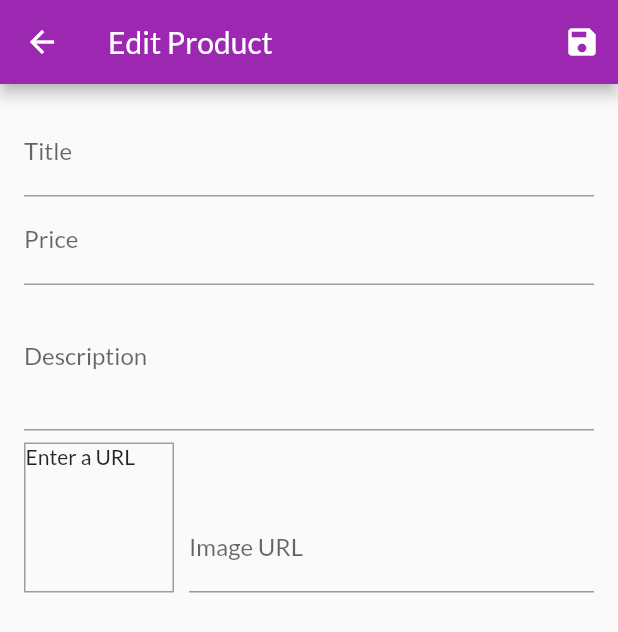
After one commit to eloicasamayor/myshop, a Flutter app: the EditProductScreen screen opened by its route, on a phone screen of 412 x 824 dp. The commit adds this screen. Shown: the top 632 px of the screen. Run offline on Flutter 3.47's test engine with Material 2 defaults, Android fonts, the phone set to English and light mode, and no system bars; network calls fail.

Commit message:
added edit_product_screen

```diff
--- a/lib/main.dart
+++ b/lib/main.dart
@@ -9,6 +9,8 @@
 import './screens/products_overview_screen.dart';
 import './screens/cart_screen.dart';
 import './screens/orders_screen.dart';
+import './screens/user_products_screen.dart';
+import './screens/edit_product_screen.dart';
 
 void main() => runApp(MyApp());
 
@@ -52,6 +54,8 @@
           ProductDetailScreen.routeName: (ctx) => ProductDetailScreen(),
           CartScreen.routeName: (ctx) => CartScreen(),
           OrdersScreen.routeName: (ctx) => OrdersScreen(),
+          UserProductsScreen.routeName: (ctx) => UserProductsScreen(),
+          EditProductScreen.routeName: (ctx) => EditProductScreen(),
         },
       ),
     );
--- /dev/null
+++ b/lib/screens/edit_product_screen.dart
@@ -0,0 +1,168 @@
+import 'package:flutter/material.dart';
+
+import '../providers/product.dart';
+
+class EditProductScreen extends StatefulWidget {
+  static const routeName = 'edit-product';
+  @override
+  _EditProductScreenState createState() => _EditProductScreenState();
+}
+
+class _EditProductScreenState extends State<EditProductScreen> {
+  final _imageUrlController = TextEditingController();
+  final _imageUrlFocusNode = FocusNode();
+  // GlobalKey es una clase que nos permite interactuar con el State del widget Form
+  // tenemos que crear la instancia de GlobalKey<FormState>() y asociarla al Form con el argumento key
+  final _form = GlobalKey<FormState>();
+  var _editedProduct = Product(
+    id: null,
+    title: '',
+    price: 0,
+    description: '',
+    imageUrl: '',
+  );
+
+  @override
+  void initState() {
+    _imageUrlController.addListener(_updateImageUrl);
+    super.initState();
+  }
+
+  void _updateImageUrl() {
+    if (!_imageUrlFocusNode.hasFocus) {
+      setState(() {});
+    }
+  }
+
+// el método dispose se llama cuando el widget se elimina del widget tree. nos sirve para liberar memoria de objetos que ya no necesitamos. y para resetear variables a su valor por defecto.
+  @override
+  void dispose() {
+    _imageUrlFocusNode.removeListener(_updateImageUrl);
+    _imageUrlController.dispose();
+    _imageUrlFocusNode.dispose();
+    super.dispose();
+  }
+
+  void _saveForm() {
+    // podemos acceder al estado del form a través de la globalkey que hemos creado y asociado al form
+    _form.currentState.save();
+    // .save() llamará el método onSaved en cada formField que hará lo que le digamos
+    print(_editedProduct.title);
+    print(_editedProduct.price);
+    print(_editedProduct.description);
+    print(_editedProduct.imageUrl);
+  }
+
+  @override
+  Widget build(BuildContext context) {
+    return Scaffold(
+      appBar: AppBar(
+        title: Text('Edit Product'),
+        actions: [IconButton(icon: Icon(Icons.save), onPressed: _saveForm)],
+      ),
+      // el widget Form() es invisible pero aporta muchas funcionalidades para manejar formularios
+      body: Padding(
+        padding: EdgeInsets.all(16),
+        child: Form(
+          key: _form,
+          child: SingleChildScrollView(
+            child: Column(children: [
+              TextFormField(
+                decoration: InputDecoration(labelText: 'Title'),
+                textInputAction: TextInputAction.next,
+                onSaved: (value) {
+                  // tenemos que crear una nueva instancia del product ya que todas las propiedades son finals
+                  // con lo cual no podemos reasignar una propiedad una vez ya se ha creado
+                  // pero podemos crear una nueva instancia de product y sobreescribir el valor de _editedProduct
+                  _editedProduct = Product(
+                    id: _editedProduct.id,
+                    title: value,
+                    description: _editedProduct.description,
+                    price: _editedProduct.price,
+                    imageUrl: _editedProduct.imageUrl,
+                  );
+                },
+              ),
+              TextFormField(
+                decoration: InputDecoration(labelText: 'Price'),
+                textInputAction: TextInputAction.next,
+                keyboardType: TextInputType.number,
+                onSaved: (value) {
+                  _editedProduct = Product(
+                    id: _editedProduct.id,
+                    title: _editedProduct.title,
+                    description: _editedProduct.description,
+                    price: double.parse(value),
+                    imageUrl: _editedProduct.imageUrl,
+                  );
+                },
+              ),
+              TextFormField(
+                decoration: InputDecoration(labelText: 'Description'),
+                maxLines: 3,
+                keyboardType: TextInputType.multiline,
+                textInputAction: TextInputAction.next,
+                onSaved: (value) {
+                  _editedProduct = Product(
+                    id: _editedProduct.id,
+                    title: _editedProduct.title,
+                    description: value,
+                    price: _editedProduct.price,
+                    imageUrl: _editedProduct.imageUrl,
+                  );
+                },
+              ),
+              Row(
+                crossAxisAlignment: CrossAxisAlignment.end,
+                children: [
+                  Container(
+                    width: 100,
+                    height: 100,
+                    margin: EdgeInsets.only(
+                      top: 8,
+                      right: 10,
+                    ),
+                    decoration: BoxDecoration(
+                      border: Border.all(width: 1, color: Colors.grey),
+                    ),
+                    child: _imageUrlController.text.isEmpty
+                        ? Text('Enter a URL')
+                        : FittedBox(
+                            child: Image.network(
+                              _imageUrlController.text,
+                              fit: BoxFit.cover,
+                            ),
+                          ),
+                  ),
+                  Expanded(
+                    child: TextFormField(
+                      decoration: InputDecoration(labelText: 'Image URL'),
+                      keyboardType: TextInputType.url,
+                      textInputAction: TextInputAction.done,
+                      // cuando trabajamos con Form() no hace falta crear los controllers para cada input
+                      // pero en este caso nos interesa para previsualizar la imagen antes del submit.
+                      controller: _imageUrlController,
+                      focusNode: _imageUrlFocusNode,
+                      onFieldSubmitted: (_) {
+                        _saveForm();
+                      },
+                      onSaved: (value) {
+                        _editedProduct = Product(
+                          id: _editedProduct.id,
+                          title: _editedProduct.title,
+                          description: _editedProduct.description,
+                          price: _editedProduct.price,
+                          imageUrl: value,
+                        );
+                      },
+                    ),
+                  ),
+                ],
+              )
+            ]),
+          ),
+        ),
+      ),
+    );
+  }
+}
--- a/lib/widgets/app_drawer.dart
+++ b/lib/widgets/app_drawer.dart
@@ -1,4 +1,5 @@
 import 'package:flutter/material.dart';
+import '../screens/user_products_screen.dart';
 
 import '../screens/orders_screen.dart';
 
@@ -25,6 +26,13 @@
             onTap: () => Navigator.of(context)
                 .pushReplacementNamed(OrdersScreen.routeName),
           ),
+          Divider(),
+          ListTile(
+            leading: Icon(Icons.edit),
+            title: Text('Manage Products'),
+            onTap: () => Navigator.of(context)
+                .pushReplacementNamed(UserProductsScreen.routeName),
+          ),
         ],
       ),
     );
--- a/pubspec.yaml
+++ b/pubspec.yaml
@@ -30,11 +30,11 @@
   # Use with the CupertinoIcons class for iOS style icons.
   cupertino_icons: ^1.0.2
   provider: ^5.0.0
-  intl: ^0.17.0
 
 dev_dependencies:
   flutter_test:
     sdk: flutter
+  intl: ^0.17.0
 
 # For information on the generic Dart part of this file, see the
 # following page: https://dart.dev/tools/pub/pubspec
```
Also changed, not shown: lib/providers/cart.dart (+25 -0 lines), lib/screens/user_products_screen.dart (added, +44 -0 lines), lib/widgets/cart_item.dart (+24 -0 lines), lib/widgets/product_item.dart (+20 -5 lines), lib/widgets/user_product_item.dart (added, +37 -0 lines), pubspec.lock.
